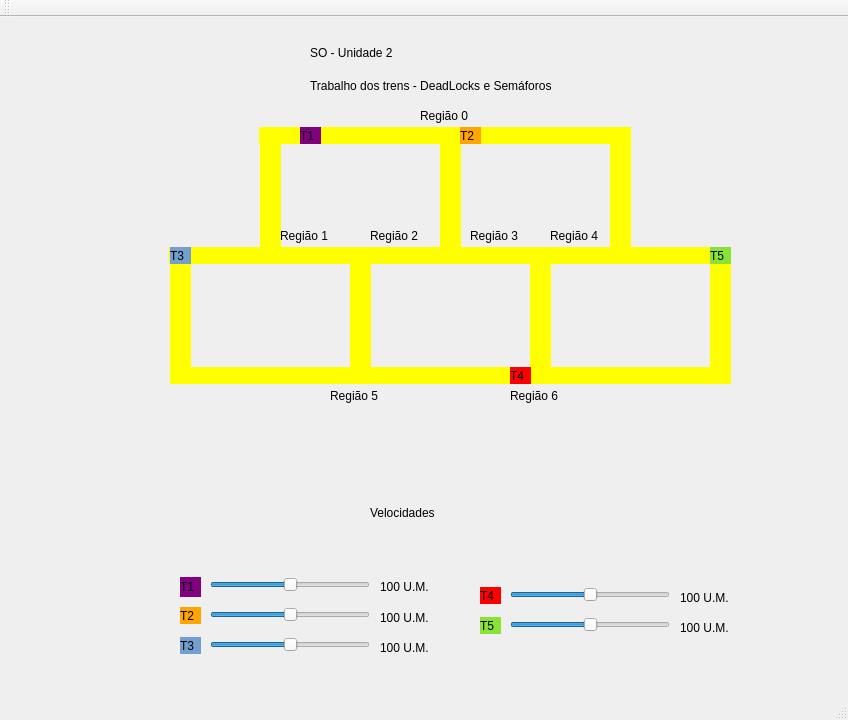
TwoDotS2/s_o-trabalho_02-trens, file mainwindow.ui: the form before one commit.
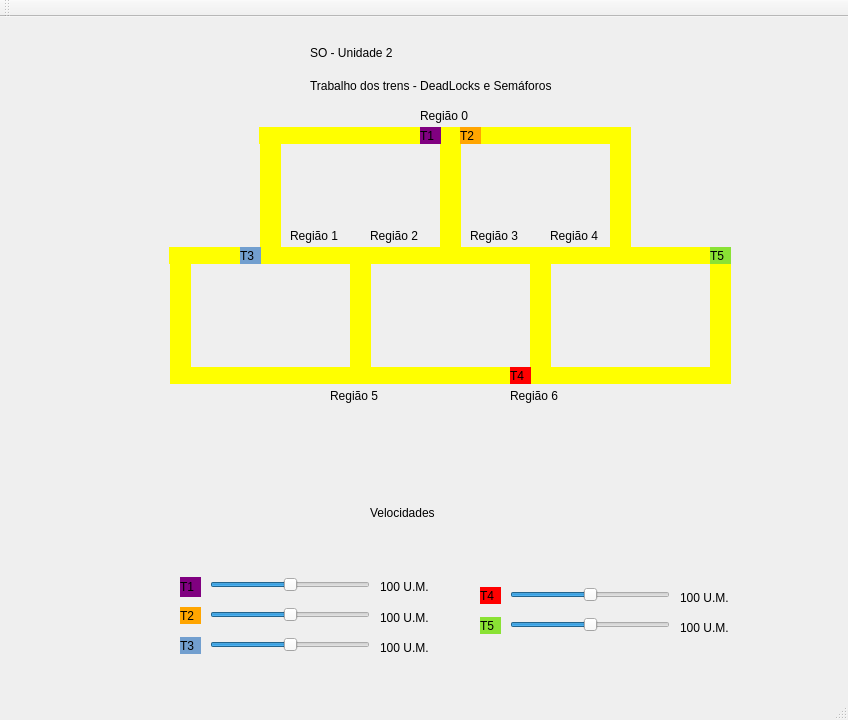
The form after the commit.

Commit message: Ajustes nas regiões

What changed in the file:
```diff
--- a/mainwindow.ui
+++ b/mainwindow.ui
@@ -17,7 +17,7 @@
    <widget class="QLabel" name="label_trem1">
     <property name="geometry">
      <rect>
-      <x>300</x>
+      <x>420</x>
       <y>110</y>
       <width>21</width>
       <height>17</height>
@@ -212,7 +212,7 @@
    <widget class="QLabel" name="label_trem3">
     <property name="geometry">
      <rect>
-      <x>170</x>
+      <x>240</x>
       <y>230</y>
       <width>21</width>
       <height>17</height>
@@ -671,7 +671,7 @@
    <widget class="QLabel" name="label_2">
     <property name="geometry">
      <rect>
-      <x>280</x>
+      <x>290</x>
       <y>210</y>
       <width>67</width>
       <height>17</height>
```
Left out of the diff: 2 changed lines with no effect on the pictures. The commit also changes 2 other files.
